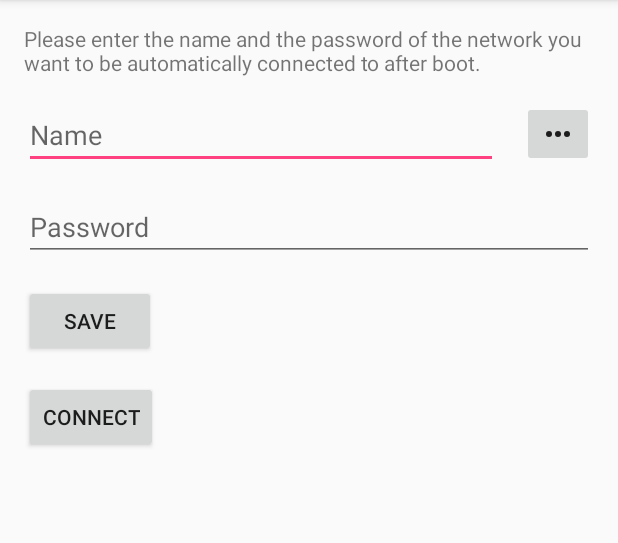
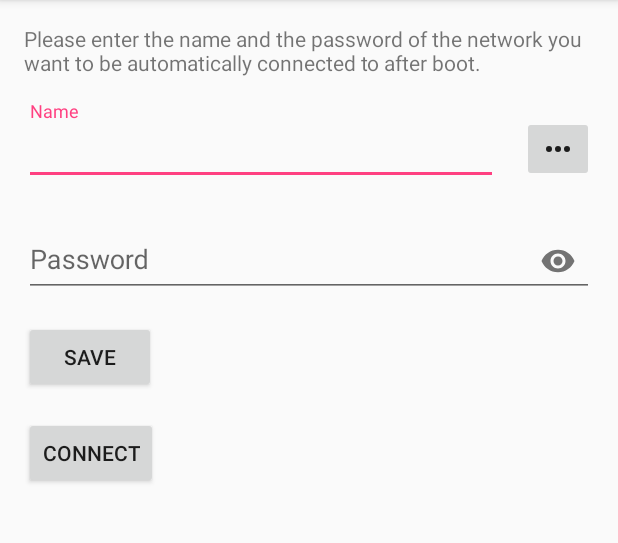
Before and after one commit to Drarig29/WifiOnBoot, an Android app: the screen it shows after launch (MainActivity), on a phone screen of 412 x 824 dp, the part 84-627 px from its top. Run offline under Robolectric (Android 15) with nearby library versions, the phone set to English and light mode, and no system bars.

Commit message:
Added TextInputLayouts for password reveal button

```diff
--- a/app/build.gradle
+++ b/app/build.gradle
@@ -21,11 +21,7 @@ android {
 }
 
 dependencies {
-    compile fileTree(dir: 'libs', include: ['*.jar'])
-    androidTestCompile('com.android.support.test.espresso:espresso-core:2.2.2', {
-        exclude group: 'com.android.support', module: 'support-annotations'
-    })
     compile 'com.android.support:appcompat-v7:25.1.1'
     compile 'com.android.support.constraint:constraint-layout:1.0.2'
-    testCompile 'junit:junit:4.12'
+    compile 'com.android.support:design:25.1.1'
 }
--- a/app/src/main/res/layout/activity_main.xml
+++ b/app/src/main/res/layout/activity_main.xml
@@ -12,83 +12,100 @@
         android:layout_width="match_parent"
         android:layout_height="wrap_content"
         android:paddingBottom="16dp"
-        tools:context="com.drarig29.wifionboot.MainActivity">
+        tools:context="com.drarig29.wifionboot.MainActivity"
+        tools:layout_editor_absoluteY="0dp"
+        tools:layout_editor_absoluteX="0dp">
 
         <TextView
             android:id="@+id/info_text"
             android:layout_width="0dp"
             android:layout_height="wrap_content"
-            android:layout_marginEnd="16dp"
-            android:layout_marginLeft="16dp"
-            android:layout_marginStart="16dp"
-            android:layout_marginTop="16dp"
             android:text="@string/enter_network_info"
             app:layout_constraintEnd_toEndOf="parent"
             app:layout_constraintStart_toStartOf="parent"
-            app:layout_constraintTop_toTopOf="parent" />
+            app:layout_constraintRight_toRightOf="parent"
+            app:layout_constraintLeft_toLeftOf="parent"
+            android:layout_marginLeft="16dp"
+            android:layout_marginRight="16dp"
+            app:layout_constraintTop_toTopOf="parent"
+            android:layout_marginTop="16dp"
+            android:layout_marginStart="16dp"
+            android:layout_marginEnd="16dp" />
 
-        <EditText
-            android:id="@+id/txtSsid"
+        <android.support.design.widget.TextInputLayout
+            android:id="@+id/ssidParent"
             android:layout_width="0dp"
             android:layout_height="wrap_content"
-            android:layout_marginEnd="16dp"
-            android:layout_marginStart="16dp"
+            android:layout_marginLeft="16dp"
+            android:layout_marginRight="16dp"
             android:layout_marginTop="16dp"
-            android:ems="10"
-            android:hint="@string/ssid_hint"
-            android:inputType="text"
             app:layout_constraintEnd_toStartOf="@+id/btnShowNetworks"
             app:layout_constraintStart_toStartOf="parent"
-            app:layout_constraintTop_toBottomOf="@+id/info_text" />
+            app:layout_constraintTop_toBottomOf="@+id/info_text">
+
+            <EditText
+                android:id="@+id/txtSsid"
+                android:layout_width="match_parent"
+                android:layout_height="wrap_content"
+                android:hint="@string/ssid_hint" />
+
+        </android.support.design.widget.TextInputLayout>
 
         <ImageButton
             android:id="@+id/btnShowNetworks"
             android:layout_width="wrap_content"
             android:layout_height="wrap_content"
+            android:layout_marginRight="16dp"
             android:layout_marginEnd="16dp"
+            android:contentDescription="@string/show_networks_content_description"
+            app:layout_constraintTop_toTopOf="@id/ssidParent"
+            app:layout_constraintEnd_toEndOf="parent"
+            app:srcCompat="@drawable/dots_horizontal"
+            android:layout_marginTop="10dp" />
+
+        <android.support.design.widget.TextInputLayout
+            android:id="@+id/passwordParent"
+            android:layout_width="0dp"
+            android:layout_height="wrap_content"
+            android:layout_marginLeft="16dp"
             android:layout_marginRight="16dp"
             android:layout_marginTop="16dp"
-            android:contentDescription="@string/show_networks_content_description"
-            app:layout_constraintEnd_toEndOf="parent"
-            app:layout_constraintTop_toBottomOf="@+id/info_text"
-            app:srcCompat="@drawable/dots_horizontal" />
-
-        <EditText
-            android:id="@+id/txtPassword"
-            android:layout_width="0dp"
-            android:layout_height="wrap_content"
-            android:layout_marginEnd="16dp"
-            android:layout_marginLeft="16dp"
-            android:layout_marginStart="16dp"
-            android:layout_marginTop="16dp"
-            android:ems="10"
-            android:hint="@string/password_hint"
-            android:inputType="textPassword"
             app:layout_constraintEnd_toEndOf="parent"
             app:layout_constraintStart_toStartOf="parent"
-            app:layout_constraintTop_toBottomOf="@+id/txtSsid" />
+            app:layout_constraintTop_toBottomOf="@id/ssidParent"
+            app:passwordToggleEnabled="true">
+
+            <EditText
+                android:id="@+id/txtPassword"
+                android:layout_width="match_parent"
+                android:layout_height="wrap_content"
+                android:hint="@string/password_hint"
+                android:inputType="textPassword" />
+
+        </android.support.design.widget.TextInputLayout>
 
         <Button
             android:id="@+id/btnAddNetwork"
             android:layout_width="wrap_content"
             android:layout_height="wrap_content"
+            android:text="@string/add_network"
+            tools:layout_editor_absoluteX="16dp"
+            android:layout_marginTop="16dp"
+            android:layout_marginStart="16dp"
             android:layout_marginLeft="16dp"
-            android:layout_marginStart="16dp"
-            android:layout_marginTop="16dp"
-            android:text="@string/add_network"
-            app:layout_constraintLeft_toLeftOf="parent"
-            app:layout_constraintTop_toBottomOf="@+id/txtPassword" />
+            app:layout_constraintTop_toBottomOf="@+id/passwordParent"
+            app:layout_constraintStart_toStartOf="parent"/>
 
         <Button
             android:id="@+id/btnConnect"
             android:layout_width="wrap_content"
             android:layout_height="wrap_content"
+            android:text="@string/enable_wifi"
+            android:layout_marginTop="16dp"
             android:layout_marginLeft="16dp"
             android:layout_marginStart="16dp"
-            android:layout_marginTop="16dp"
-            android:text="@string/enable_wifi"
-            app:layout_constraintLeft_toLeftOf="parent"
-            app:layout_constraintTop_toBottomOf="@+id/btnAddNetwork" />
+            app:layout_constraintTop_toBottomOf="@+id/btnAddNetwork"
+            app:layout_constraintStart_toStartOf="parent" />
 
     </android.support.constraint.ConstraintLayout>
 
--- /dev/null
+++ b/app/src/main/res/values/ids.xml
@@ -0,0 +1,5 @@
+<?xml version="1.0" encoding="utf-8"?>
+<resources>
+    <item name="visible" type="id"/>
+    <item name="masked" type="id"/>
+</resources>
```
